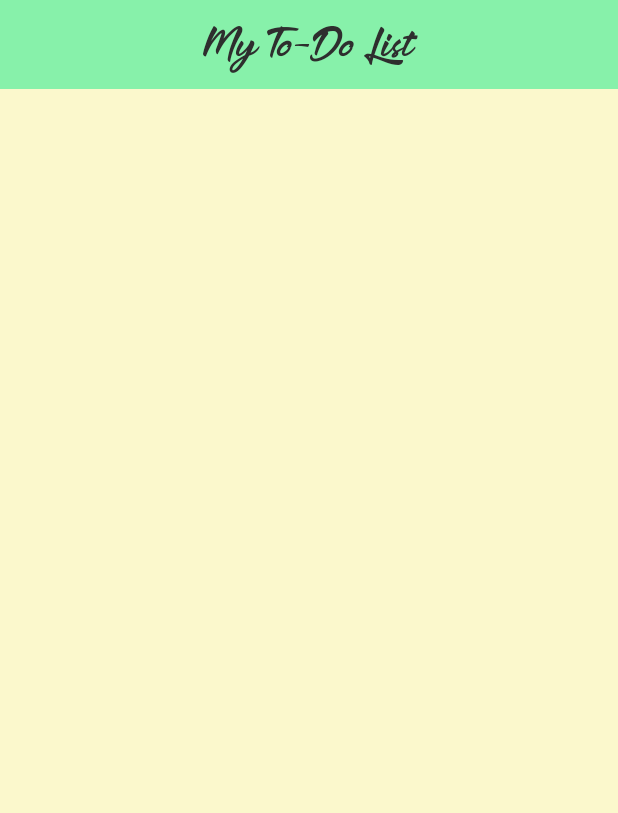
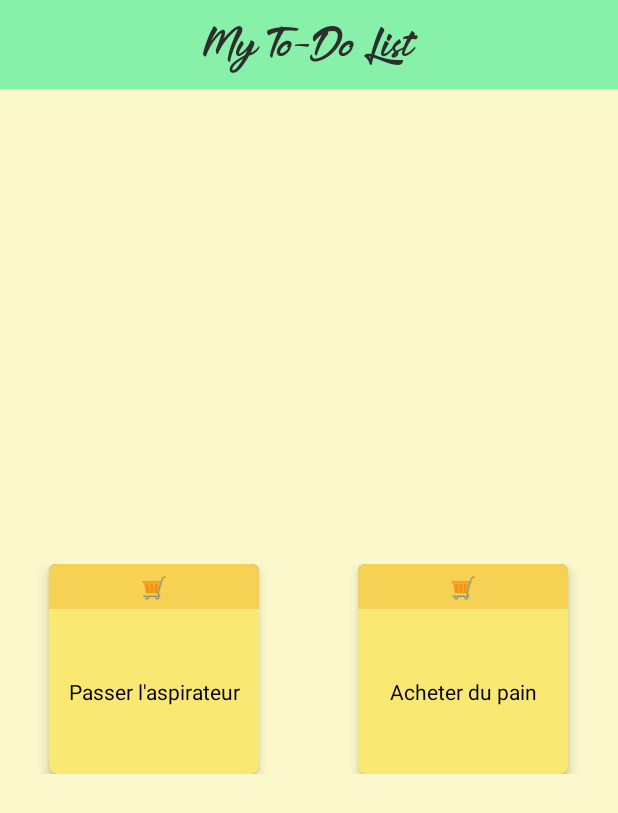
Before and after one commit to Scressenville/My-To-Do-List-Application, an Android app: the screen it shows after launch (MainActivity), on a phone screen of 412 x 824 dp. Shown: the top 813 px of the screen. Run offline under Robolectric (Android 15) with nearby library versions, the phone set to English and light mode, and no system bars.

Commit message:
Added post it xml file + task adapter

```diff
--- a/app/src/main/java/r411/project/todolistapplication/MainActivity.kt
+++ b/app/src/main/java/r411/project/todolistapplication/MainActivity.kt
@@ -1,8 +1,9 @@
 package r411.project.todolistapplication
 
 import android.os.Bundle
-import android.widget.TextView
+import android.widget.GridView
 import androidx.appcompat.app.AppCompatActivity
+import r411.project.todolistapplication.adapter.MyGridAdapter
 import r411.project.todolistapplication.classes.TaskModelClass
 import java.text.SimpleDateFormat
 import java.util.*
@@ -14,5 +15,11 @@ class MainActivity : AppCompatActivity() {
         val emoji = String(Character.toChars(0x1F918))
         val simpleDateFormat = SimpleDateFormat("dd-mm-yyyy HH:mm")
         val test1: TaskModelClass = TaskModelClass(1, "Ménage", "Passer le balais", simpleDateFormat.format(Date()), "A faire")
+
+        val taskList = ArrayList<TaskModelClass>()
+        taskList.add(TaskModelClass(1, "Ménage", "Passer l'aspirateur", null, "A faire"))
+        taskList.add(TaskModelClass(2, "Courses", "Acheter du pain", null, "A faire"))
+        val adapter = MyGridAdapter(this, taskList)
+        findViewById<GridView>(R.id.content).adapter = adapter
     }
 }
--- /dev/null
+++ b/app/src/main/java/r411/project/todolistapplication/adapter/MyGridAdapter.kt
@@ -0,0 +1,31 @@
+package r411.project.todolistapplication.adapter
+
+import android.content.Context
+import android.view.LayoutInflater
+import android.view.View
+import android.view.ViewGroup
+import android.widget.ArrayAdapter
+import android.widget.TextView
+import r411.project.todolistapplication.R
+import r411.project.todolistapplication.classes.TaskModelClass
+
+class MyGridAdapter(context: Context, taskArrayList: ArrayList<TaskModelClass>) :
+    ArrayAdapter<TaskModelClass>(context, R.layout.post_it, taskArrayList) {
+
+    override fun getView(position: Int, convertView: View?, parent: ViewGroup): View {
+
+        var listitemView = convertView
+        if (listitemView == null) {
+            // Layout Inflater inflates each item to be displayed in GridView.
+            listitemView = LayoutInflater.from(context).inflate(R.layout.post_it, parent, false)
+        }
+
+        val task: TaskModelClass? = getItem(position)
+        val post_it_banner = listitemView!!.findViewById<TextView>(R.id.post_it_shade)
+        val post_it_content = listitemView!!.findViewById<TextView>(R.id.post_it_content)
+
+        post_it_banner.setText(String(Character.toChars(0x1f6d2)))
+        post_it_content.setText(task!!.taskDescription)
+        return listitemView
+    }
+}
--- a/app/src/main/res/layout/activity_main.xml
+++ b/app/src/main/res/layout/activity_main.xml
@@ -8,6 +8,7 @@
     tools:context=".MainActivity" >
 
     <LinearLayout
+        android:id="@+id/banner"
         android:layout_width="match_parent"
         android:layout_height="wrap_content"
         android:background="@color/banner"
@@ -20,15 +21,31 @@
         app:layout_constraintVertical_bias="0.0">
 
         <TextView
-            android:id="@+id/textView"
+            android:id="@+id/banner_text"
             android:layout_width="wrap_content"
             android:layout_height="wrap_content"
+            android:layout_margin="10sp"
             android:layout_weight="1"
             android:fontFamily="@font/the_delicate"
             android:gravity="center"
             android:text="@string/app_name"
             android:textColor="@color/font_color"
-            android:textSize="20sp"
-            android:layout_margin="10sp"/>
+            android:textSize="20sp" />
     </LinearLayout>
+
+    <GridView
+        android:id="@+id/content"
+        android:layout_width="wrap_content"
+        android:layout_height="wrap_content"
+        android:layout_marginTop="8dp"
+        android:numColumns="2"
+        app:layout_constraintBottom_toBottomOf="parent"
+        app:layout_constraintEnd_toEndOf="parent"
+        app:layout_constraintStart_toStartOf="parent"
+        app:layout_constraintTop_toBottomOf="@+id/banner"
+        android:gravity="center" >
+
+    </GridView>
+
+
 </androidx.constraintlayout.widget.ConstraintLayout>
--- /dev/null
+++ b/app/src/main/res/layout/post_it.xml
@@ -0,0 +1,33 @@
+<?xml version="1.0" encoding="utf-8"?><!-- XML implementation of Card Layout -->
+<androidx.cardview.widget.CardView xmlns:android="http://schemas.android.com/apk/res/android"
+    xmlns:app="http://schemas.android.com/apk/res-auto"
+    android:layout_width="140dp"
+    android:layout_height="140dp"
+    android:layout_gravity="center"
+    android:layout_margin="5dp"
+    app:cardCornerRadius="5dp"
+    app:cardElevation="5dp">
+
+    <LinearLayout
+        android:layout_width="match_parent"
+        android:layout_height="wrap_content"
+        android:orientation="vertical">
+
+        <TextView
+            android:id="@+id/post_it_shade"
+            android:layout_width="match_parent"
+            android:layout_height="30dp"
+            android:background="@color/yellow_post_it_dark"
+            android:text="@string/app_name"
+            android:textAlignment="center"
+            android:gravity="center" />
+
+        <TextView
+            android:id="@+id/post_it_content"
+            android:layout_width="match_parent"
+            android:layout_height="110dp"
+            android:background="@color/yellow_post_it"
+            android:textColor="@color/black"
+            android:gravity="center" />
+    </LinearLayout>
+</androidx.cardview.widget.CardView>
```
